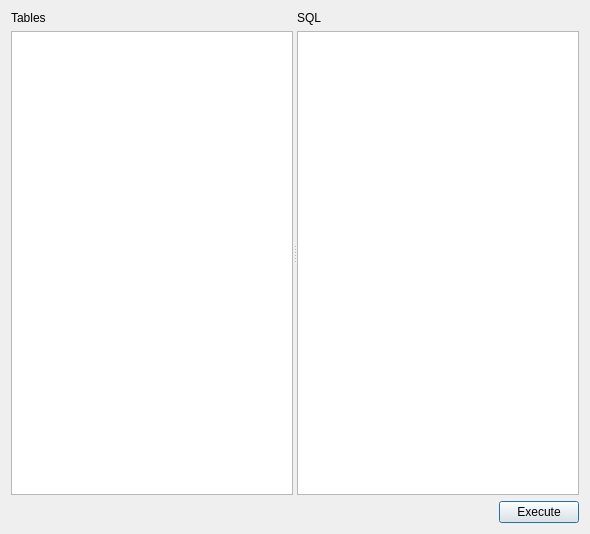
First picture: the form in gui_simplesqlqry.ui, repository Shub77/phoebetria-code, before the edit.
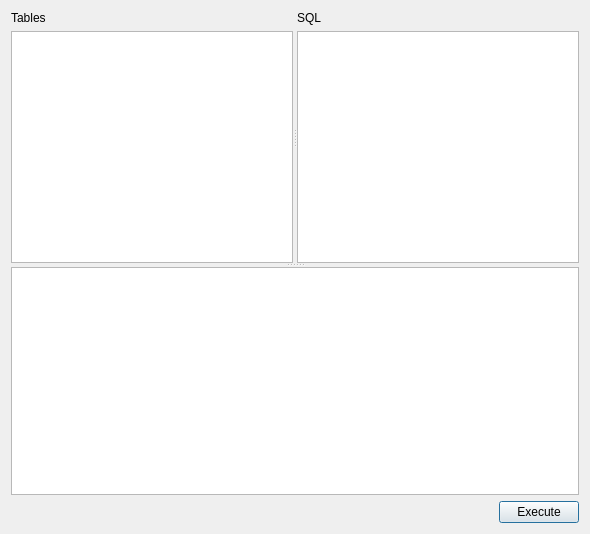
Second picture: the form after the edit.

Commit message: Changes to Sql query dialog

The edit to the form file:
```diff
--- a/gui_simplesqlqry.ui
+++ b/gui_simplesqlqry.ui
@@ -15,6 +15,10 @@
   </property>
   <layout class="QVBoxLayout" name="verticalLayout_3">
    <item>
+    <widget class="QSplitter" name="verticalSplitter">
+     <property name="orientation">
+      <enum>Qt::Vertical</enum>
+     </property>
     <widget class="QSplitter" name="splitter">
      <property name="orientation">
       <enum>Qt::Horizontal</enum>
@@ -54,6 +58,12 @@
       </layout>
      </widget>
     </widget>
+     <widget class="QPlainTextEdit" name="ctrl_messages">
+      <property name="readOnly">
+       <bool>true</bool>
+      </property>
+     </widget>
+    </widget>
    </item>
    <item>
     <layout class="QHBoxLayout" name="horizontalLayout">
```
Left out of the diff: 5 changed lines with no effect on the pictures. Lines whose indentation alone changed are shown as unchanged. The commit also changes 1 other file.
